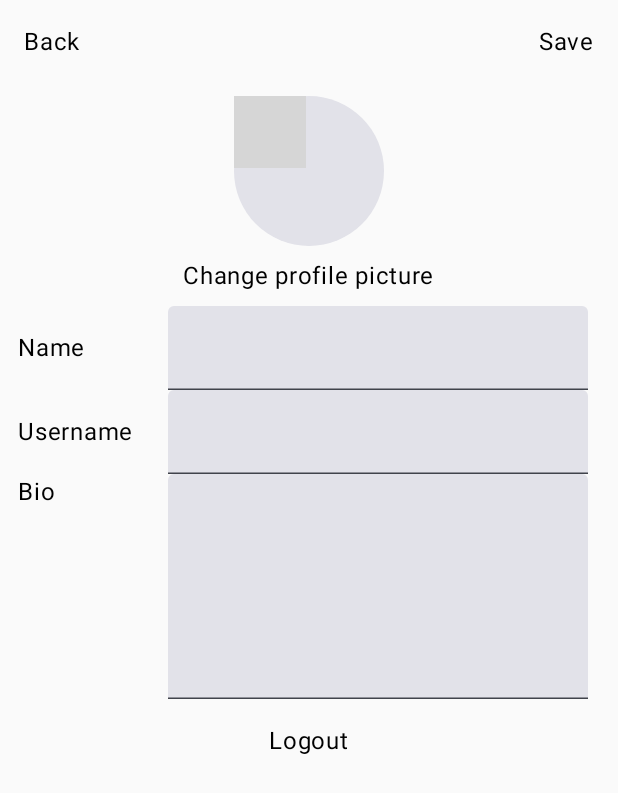
After one commit to Edward-Kabue/Ondemand-app, an Android app built with Jetpack Compose: the MyProfileScreen screen opened through its navigation route, on a phone screen of 412 x 824 dp. The commit adds this screen. Shown: the top 793 px of the screen. Run offline under Robolectric (Android 15) with nearby library versions, the phone set to English and light mode, and no system bars; our stand-ins replace Dagger/Hilt's generated code, Firebase (no records; nobody signed in at launch, a user with empty details on screens opened directly); 4 statements that could not run were skipped; grey boxes are pictures that could not be loaded.

Commit message:
Add coil image loader and retrieve user details

```diff
--- a/app/build.gradle.kts
+++ b/app/build.gradle.kts
@@ -57,7 +57,7 @@ dependencies {
     implementation("androidx.core:core-ktx:1.9.0")
     implementation("androidx.lifecycle:lifecycle-runtime-ktx:2.6.2")
     implementation("androidx.activity:activity-compose:1.8.1")
-    implementation ("androidx.appcompat:appcompat:1.6.1")
+    implementation("androidx.appcompat:appcompat:1.6.1")
     implementation(platform("androidx.compose:compose-bom:2023.03.00"))
     implementation("androidx.compose.ui:ui")
     implementation("androidx.compose.ui:ui-graphics")
@@ -80,7 +80,8 @@ dependencies {
     kapt("com.google.dagger:hilt-compiler:2.44")
     kapt("androidx.hilt:hilt-compiler:1.1.0")
     implementation("androidx.hilt:hilt-navigation-compose:1.1.0")
-
+//coil
+    implementation ("io.coil-kt:coil-compose:1.3.2")
     // Retrofit
     implementation("com.squareup.retrofit2:retrofit:2.9.0")
     implementation("com.squareup.retrofit2:converter-gson:2.9.0")
--- a/app/src/main/java/com/ist/ondemand/common/Navigation.kt
+++ b/app/src/main/java/com/ist/ondemand/common/Navigation.kt
@@ -12,6 +12,7 @@ import com.ist.ondemand.presentation.common.NotificationMessage
 import com.ist.ondemand.presentation.screens.auth.LoginScreen
 import com.ist.ondemand.presentation.screens.auth.SignUpOptionsScreen
 import com.ist.ondemand.presentation.screens.auth.SignupScreen
+import com.ist.ondemand.presentation.screens.main.MyProfileScreen
 import com.ist.ondemand.presentation.screens.main.MyServicesScreen
 import com.ist.ondemand.presentation.screens.main.SearchScreen
 import com.ist.ondemand.presentation.screens.main.ServiceScreen
@@ -22,8 +23,8 @@ fun DemandApp() {
     val navController = rememberNavController()
     NotificationMessage(vm = vm)
     NavHost(navController = navController, startDestination = Routes.Signup.route) {
-        composable(Routes.Option.route) {
-            SignUpOptionsScreen()
+        composable(Routes.Profile.route) {
+            MyProfileScreen(navController = navController, vm = vm)
         }
         composable(Routes.Signup.route) {
             SignupScreen(navController = navController, vm = vm)
--- a/app/src/main/java/com/ist/ondemand/common/Routes.kt
+++ b/app/src/main/java/com/ist/ondemand/common/Routes.kt
@@ -1,7 +1,7 @@
 package com.ist.ondemand.common
 
 sealed class Routes(val route:String){
-    object Option:Routes("option")
+    object Profile:Routes("profile")
     object Signup:Routes("signup")
     object Login:Routes("login")
     object Services:Routes("services")
--- a/app/src/main/java/com/ist/ondemand/presentation/MainViewModel.kt
+++ b/app/src/main/java/com/ist/ondemand/presentation/MainViewModel.kt
@@ -48,7 +48,7 @@ class MainViewModel @Inject constructor(
 
     init {
         //sign out user
-        auth.signOut()
+       auth.signOut()
         //Use the currentUser property to get the currently signed-in user.
         val currentUser = auth.currentUser
         signedIn.value = currentUser != null
@@ -200,6 +200,7 @@ class MainViewModel @Inject constructor(
                  * @return The converted UserData object.
                  */
                 val user = it.toObject<UserData>()
+                 userData.value = user
                 inProgress.value = false
                 //popupNotification.value = Event("User data retrieved successfully")
             }
--- a/app/src/main/java/com/ist/ondemand/presentation/common/CommonUi.kt
+++ b/app/src/main/java/com/ist/ondemand/presentation/common/CommonUi.kt
@@ -2,6 +2,7 @@ package com.ist.ondemand.presentation.common
 
 import android.net.Uri
 import android.widget.Toast
+import androidx.compose.foundation.Image
 import androidx.compose.foundation.background
 import androidx.compose.foundation.clickable
 import androidx.compose.foundation.layout.Arrangement
@@ -9,6 +10,7 @@ import androidx.compose.foundation.layout.Box
 import androidx.compose.foundation.layout.Column
 import androidx.compose.foundation.layout.Row
 import androidx.compose.foundation.layout.fillMaxSize
+import androidx.compose.foundation.layout.wrapContentSize
 import androidx.compose.material3.CircularProgressIndicator
 import androidx.compose.material3.DropdownMenu
 import androidx.compose.material3.DropdownMenuItem
@@ -23,8 +25,12 @@ import com.ist.ondemand.presentation.MainViewModel
 import androidx.compose.ui.Modifier
 import androidx.compose.ui.draw.alpha
 import androidx.compose.ui.graphics.Color
+import androidx.compose.ui.layout.ContentScale
 import androidx.navigation.NavController
+import coil.annotation.ExperimentalCoilApi
 import com.ist.ondemand.common.Routes
+import coil.compose.ImagePainter
+import coil.compose.rememberImagePainter
 
 @Composable
 fun NotificationMessage(vm: MainViewModel) {
@@ -105,3 +111,24 @@ fun <T> DropdownField(
             }
         }
     }
+
+
+
+@OptIn(ExperimentalCoilApi::class)
+@Composable
+fun CommonImage(
+    data: String?,
+    modifier: Modifier = Modifier.wrapContentSize(),
+    contentScale: ContentScale = ContentScale.Crop
+) {
+    val painter = rememberImagePainter(data = data)
+    Image(
+        painter = painter,
+        contentDescription = null,
+        modifier = modifier,
+        contentScale = contentScale
+    )
+    if (painter.state is ImagePainter.State.Loading) {
+        ProgressSpinner()
+    }
+}
--- a/app/src/main/java/com/ist/ondemand/presentation/screens/main/BottomNavigationScreen.kt
+++ b/app/src/main/java/com/ist/ondemand/presentation/screens/main/BottomNavigationScreen.kt
@@ -23,6 +23,7 @@ enum class BottomNavigationItem(val icon: Int, val navDestination: Routes) {
    SERVICES(R.drawable.ic_home, Routes.Services),
     SEARCH(R.drawable.ic_search, Routes.Search),
     MYSERVICES(R.drawable.ic_posts,Routes.MyServices),
+    PROFILE(R.drawable.ic_posts,Routes.Profile),
 }
 
 
--- /dev/null
+++ b/app/src/main/java/com/ist/ondemand/presentation/screens/main/MyProfileScreen.kt
@@ -0,0 +1,195 @@
+package com.ist.ondemand.presentation.screens.main
+
+import android.net.Uri
+import android.util.Log
+import androidx.activity.compose.rememberLauncherForActivityResult
+import androidx.activity.result.contract.ActivityResultContracts
+import androidx.compose.foundation.Image
+import androidx.compose.foundation.clickable
+import androidx.compose.foundation.layout.*
+import androidx.compose.foundation.rememberScrollState
+import androidx.compose.foundation.shape.CircleShape
+import androidx.compose.foundation.verticalScroll
+import androidx.compose.material3.Card
+import androidx.compose.material3.ExperimentalMaterial3Api
+import androidx.compose.material3.Text
+import androidx.compose.material3.TextField
+import androidx.compose.material3.TextFieldDefaults
+
+import androidx.compose.runtime.Composable
+import androidx.compose.runtime.mutableStateOf
+import androidx.compose.runtime.saveable.rememberSaveable
+import androidx.compose.runtime.getValue
+import androidx.compose.runtime.setValue
+import androidx.compose.ui.Alignment
+import androidx.compose.ui.Modifier
+import androidx.compose.ui.graphics.Color
+import androidx.compose.ui.unit.dp
+import androidx.navigation.NavController
+import com.ist.ondemand.presentation.MainViewModel
+import com.ist.ondemand.presentation.common.CommonImage
+import com.ist.ondemand.presentation.common.ProgressSpinner
+
+
+@Composable
+fun MyProfileScreen(navController: NavController, vm: MainViewModel) {
+    val isLoading = vm.inProgress.value
+    if (isLoading) {
+        ProgressSpinner()
+    } else {
+        val userData = vm.userData.value
+        var name by rememberSaveable { mutableStateOf(userData?.name ?: "") }
+        var username by rememberSaveable { mutableStateOf(userData?.username ?: "") }
+        var bio by rememberSaveable { mutableStateOf(userData?.bio ?: "") }
+        Log.d("prof", "name: $name, username: $username, bio: $bio")
+        ProfileContent(
+            vm = vm,
+            name = name,
+            username = username,
+            bio = bio,
+            onNameChange = { name = it },
+            onUsernameChange = { username = it },
+            onBioChange = { bio = it },
+            onSave = { },
+            onBack = {  },
+            onLogout = {
+
+            }
+        )
+    }
+}
+
+@OptIn(ExperimentalMaterial3Api::class)
+@Composable
+fun ProfileContent(
+    vm: MainViewModel,
+    name: String,
+    username: String,
+    bio: String,
+    onNameChange: (String) -> Unit,
+    onUsernameChange: (String) -> Unit,
+    onBioChange: (String) -> Unit,
+    onSave: () -> Unit,
+    onBack: () -> Unit,
+    onLogout: () -> Unit
+) {
+    val scrollState = rememberScrollState()
+    val imageUrl = vm.userData?.value?.imageUrl
+
+    Column(
+        modifier = Modifier
+            .verticalScroll(scrollState)
+            .padding(8.dp)
+    ) {
+        Row(
+            modifier = Modifier
+                .fillMaxWidth()
+                .padding(8.dp),
+            horizontalArrangement = Arrangement.SpaceBetween
+        ) {
+            Text(text = "Back", modifier = Modifier.clickable { onBack.invoke() })
+            Text(text = "Save", modifier = Modifier.clickable { onSave.invoke() })
+        }
+
+
+
+        ProfileImage(imageUrl = imageUrl, vm = vm)
+
+
+
+        Row(
+            modifier = Modifier
+                .fillMaxWidth()
+                .padding(start = 4.dp, end = 4.dp),
+            verticalAlignment = Alignment.CenterVertically
+        ) {
+            Text(text = "Name", modifier = Modifier.width(100.dp))
+            TextField(
+                value = name,
+                onValueChange = onNameChange,
+                colors = TextFieldDefaults.textFieldColors(
+
+                    textColor = Color.Black
+                )
+            )
+        }
+
+        Row(
+            modifier = Modifier
+                .fillMaxWidth()
+                .padding(start = 4.dp, end = 4.dp),
+            verticalAlignment = Alignment.CenterVertically
+        ) {
+            Text(text = "Username", modifier = Modifier.width(100.dp))
+            TextField(
+                value = username,
+                onValueChange = onUsernameChange,
+                colors = TextFieldDefaults.textFieldColors(
+
+                    textColor = Color.Black
+                )
+            )
+        }
+
+        Row(
+            modifier = Modifier
+                .fillMaxWidth()
+                .padding(start = 4.dp, end = 4.dp),
+            verticalAlignment = Alignment.Top
+        ) {
+            Text(text = "Bio", modifier = Modifier.width(100.dp))
+            TextField(
+                value = bio,
+                onValueChange = onBioChange,
+                colors = TextFieldDefaults.textFieldColors(
+                    textColor = Color.Black
+                ),
+                singleLine = false,
+                modifier = Modifier.height(150.dp)
+            )
+        }
+
+        Row(
+            modifier = Modifier
+                .fillMaxWidth()
+                .padding(top = 16.dp, bottom = 16.dp),
+            horizontalArrangement = Arrangement.Center
+        ) {
+            Text(text = "Logout", modifier = Modifier.clickable { onLogout.invoke() })
+        }
+    }
+}
+
+@Composable
+fun ProfileImage(imageUrl: String?, vm: MainViewModel) {
+
+    val launcher = rememberLauncherForActivityResult(
+        contract = ActivityResultContracts.GetContent()
+    ) {uri: Uri? ->
+        uri?.let {  }
+    }
+
+    Box(modifier = Modifier.height(IntrinsicSize.Min)) {
+        Column(
+            modifier = Modifier
+                .padding(8.dp)
+                .fillMaxWidth()
+                .clickable { launcher.launch("image/*") },
+            horizontalAlignment = Alignment.CenterHorizontally
+        ) {
+            Card(
+                shape = CircleShape,
+                modifier = Modifier
+                    .padding(8.dp)
+                    .size(100.dp)
+            ) {
+               CommonImage(data = imageUrl)
+            }
+            Text(text = "Change profile picture")
+        }
+
+        val isLoading = vm.inProgress.value
+        if (isLoading)
+            ProgressSpinner()
+    }
+}
--- a/app/src/main/java/com/ist/ondemand/presentation/screens/main/MyServicesScreen.kt
+++ b/app/src/main/java/com/ist/ondemand/presentation/screens/main/MyServicesScreen.kt
@@ -7,6 +7,7 @@ import com.ist.ondemand.presentation.MainViewModel
 
 @Composable
 fun MyServicesScreen(navController: NavController,vm: MainViewModel) {
-    Text(text = "My Services Screen")
+    val userData = vm.userData.value
+    val isLoading = vm.inProgress.value
     BottomNavigationMenu(selectedItem = BottomNavigationItem.MYSERVICES, navController = navController)
 }
--- a/app/src/main/java/com/ist/ondemand/presentation/screens/main/ServiceScreen.kt
+++ b/app/src/main/java/com/ist/ondemand/presentation/screens/main/ServiceScreen.kt
@@ -1,12 +1,23 @@
 package com.ist.ondemand.presentation.screens.main
 
+import androidx.compose.foundation.layout.Column
+import androidx.compose.foundation.layout.fillMaxSize
 import androidx.compose.material3.Text
 import androidx.compose.runtime.Composable
+import androidx.compose.ui.Modifier
 import androidx.navigation.NavController
 import com.ist.ondemand.presentation.MainViewModel
 
 @Composable
 fun ServiceScreen(navController: NavController, vm: MainViewModel) {
-    Text(text = "Service Screen")
-    BottomNavigationMenu(selectedItem = BottomNavigationItem.SERVICES, navController = navController)
+    Column(modifier = Modifier.fillMaxSize()) {
+        Text(text = "Service Screen")
+
+
+        BottomNavigationMenu(
+            selectedItem = BottomNavigationItem.SERVICES,
+            navController = navController
+        )
+
+    }
 }
```
